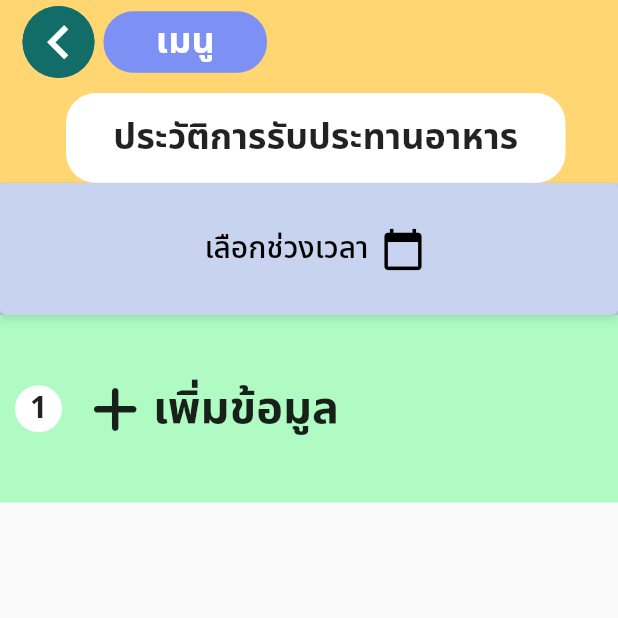
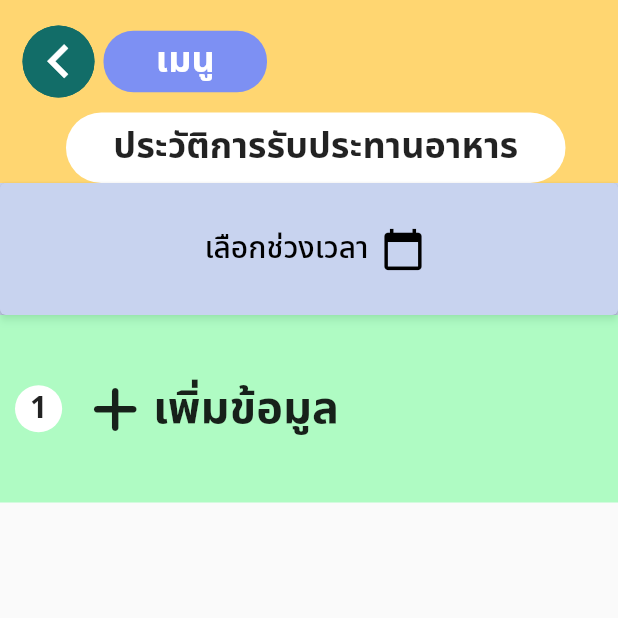
Before and after one commit to AINutritionProject/KinDeeUDee, a Flutter app: the EatHistoryPage screen opened directly, on a phone screen of 412 x 824 dp, the top half of it. Run offline on Flutter 3.47's test engine with Material 2 defaults, Android fonts, the phone set to English and light mode, and no system bars; our stand-ins replace camera, cloud_firestore, csv, dotted_border, email_validator, firebase_auth and 7 more; accounts and stored records are empty.

Commit message:
add function  date2

```diff
--- a/lib/pages/eat_history.dart
+++ b/lib/pages/eat_history.dart
@@ -250,10 +250,10 @@ class EatHistoryComponent extends StatelessWidget {
                       child: Container(
                           alignment: Alignment.center,
                           width: double.infinity,
-                          height: 60,
+                          height: 47,
                           decoration: BoxDecoration(
                               color: Colors.white,
-                              borderRadius: BorderRadius.circular(20.0)),
+                              borderRadius: BorderRadius.circular(30.0)),
                           child: const Align(
                             alignment: Alignment.center,
                             child: Text(
```
